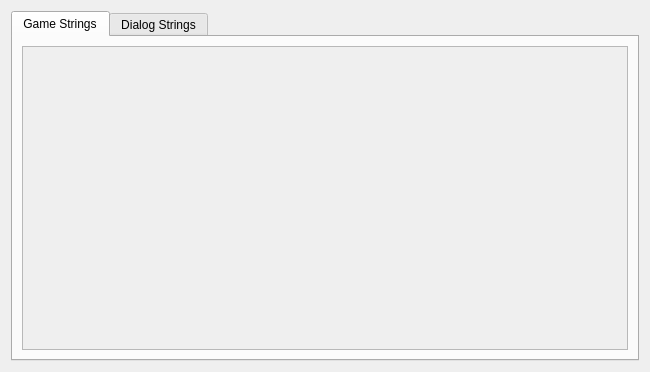
Above: editor/files_editor/stringseditor.ui from protoman/rockbot before the change. Below: the same form after it.
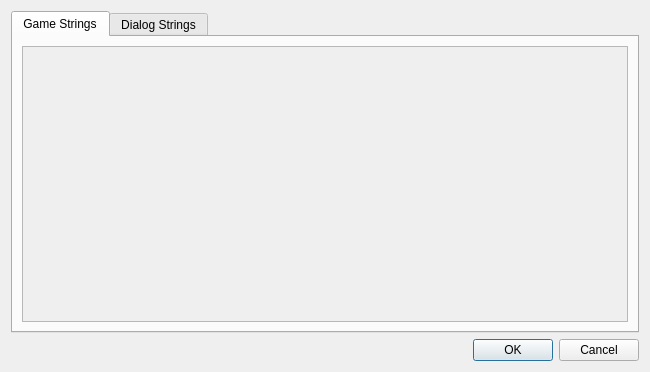
That is the form after the change.

Commit message: - remove color -picker from editor and use Qt's color picker dialog (hi-color we are) - fix color-keys in player edition to use the pre-defined ones, no need to pick it anymore - more changes in file-format - remove destrin-ship scene as this will be handled by movie editor in the future. - move several more hardcoded in-game strings to strings-table

The edit to the form file:
```diff
--- a/editor/files_editor/stringseditor.ui
+++ b/editor/files_editor/stringseditor.ui
@@ -34,8 +34,8 @@
            <rect>
             <x>0</x>
             <y>0</y>
-            <width>608</width>
-            <height>301</height>
+            <width>606</width>
+            <height>279</height>
            </rect>
           </property>
           <layout class="QGridLayout" name="gridLayout_5">
@@ -105,6 +105,13 @@
      </widget>
     </widget>
    </item>
+   <item row="1" column="0">
+    <widget class="QDialogButtonBox" name="buttonBox">
+     <property name="standardButtons">
+      <set>QDialogButtonBox::Cancel|QDialogButtonBox::Ok</set>
+     </property>
+    </widget>
+   </item>
   </layout>
  </widget>
  <resources/>
```
Left out of the diff: 4 changed lines with no effect on the pictures. The commit also changes 27 other files.
